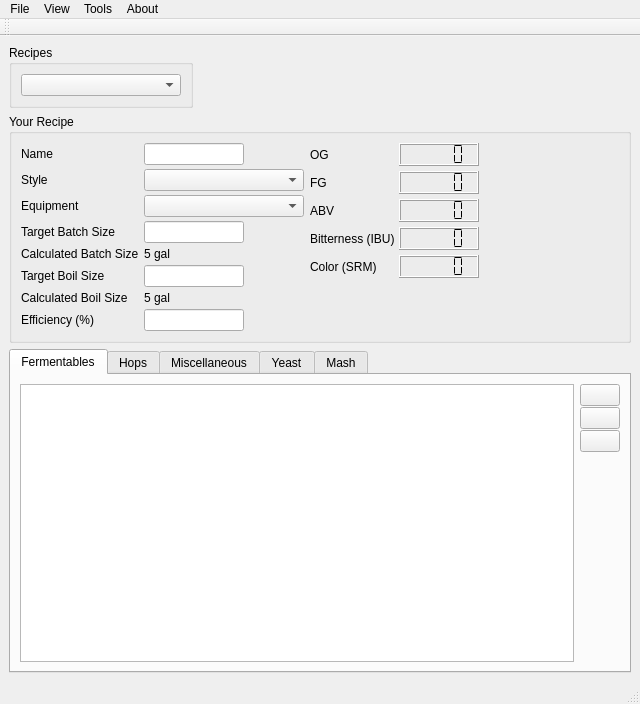
Brewtarget/brewtarget, file ui/mainWindow.ui: the form before one commit.
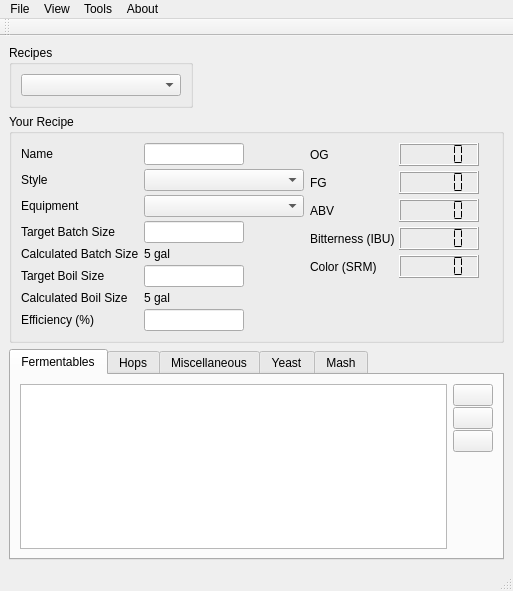
The form after the commit. Icons and pictures are not drawn. Custom widgets are drawn as their Qt base class.

The edit to the form file:
```diff
--- a/ui/mainWindow.ui
+++ b/ui/mainWindow.ui
@@ -6,8 +6,8 @@
    <rect>
     <x>0</x>
     <y>0</y>
-    <width>640</width>
-    <height>704</height>
+    <width>513</width>
+    <height>591</height>
    </rect>
   </property>
   <property name="sizePolicy">
@@ -931,8 +931,8 @@
     <rect>
      <x>0</x>
      <y>0</y>
-     <width>640</width>
-     <height>22</height>
+     <width>513</width>
+     <height>23</height>
     </rect>
    </property>
    <widget class="QMenu" name="menuFile">
```
Left out of the diff: 6 changed lines with no effect on the pictures.
